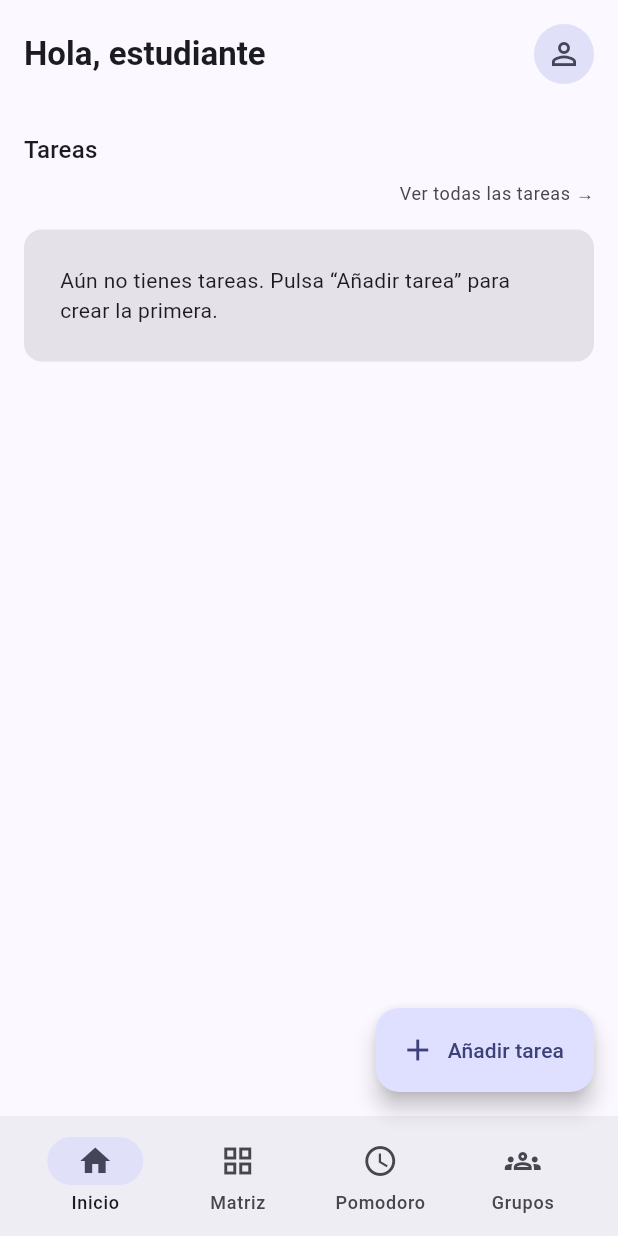
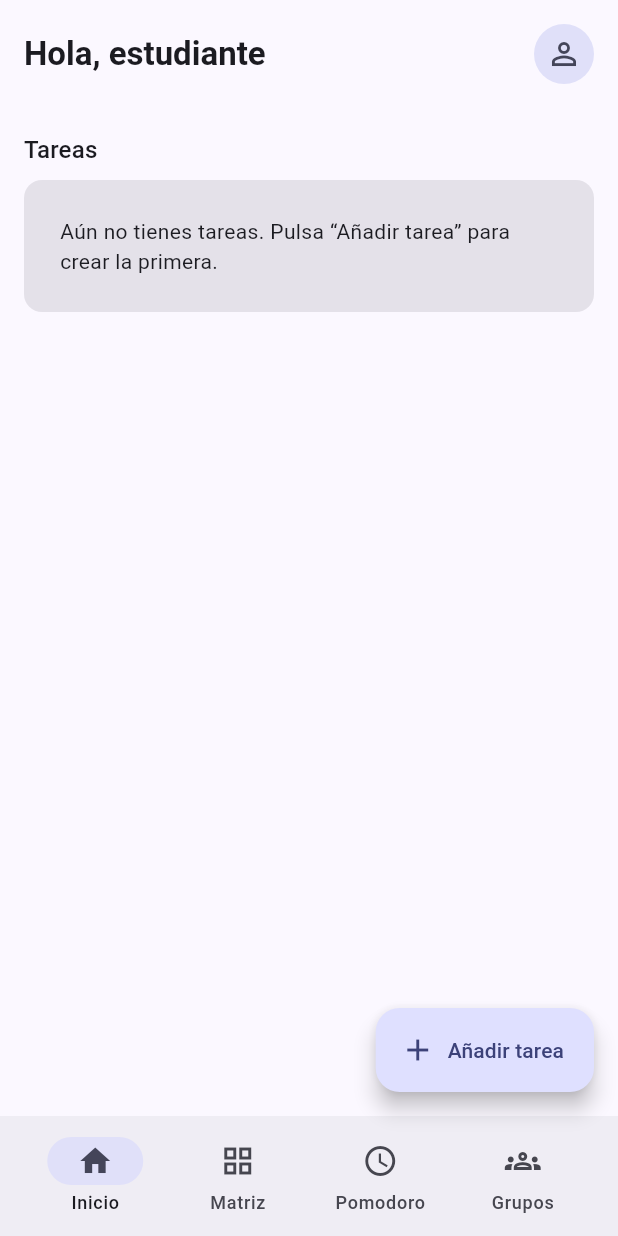
Before and after one commit to agnesGuyonnaud/Prisma, a Flutter app: the screen it shows after launch, on a phone screen of 412 x 824 dp. Run offline on Flutter 3.47's test engine with Material 3 defaults, Android fonts, the phone set to English and light mode, and no system bars; our stand-ins replace sqflite; accounts and stored records are empty.

Commit message:
listview only for tareas

```diff
--- a/lib/screens/home.dart
+++ b/lib/screens/home.dart
@@ -66,10 +66,10 @@ class _HomeScreenState extends State<HomeScreen> {
         // las tareas, también cuando la ventana supera los 600 dp de ancho.
         child: Padding(
           padding: const EdgeInsets.all(16),
-          child: ListView(
-            // Permite desplazar la última tarjeta por encima del FAB.
-            padding: const EdgeInsets.only(bottom: 88),
+          child: Column(
+            crossAxisAlignment: CrossAxisAlignment.start,
             children: [
+              // Cabecera fija: no forma parte de la lista desplazable.
               Row(
                 children: [
                   Expanded(
@@ -98,25 +98,18 @@ class _HomeScreenState extends State<HomeScreen> {
               const SizedBox(height: 32),
               Text('Tareas', style: tema.textTheme.titleMedium),
               const SizedBox(height: 8),
-              // Solo texto de referencia: todavía no abre una lista.
-              Align(
-                alignment: Alignment.centerRight,
-                child: Text(
-                  'Ver todas las tareas →',
-                  style: tema.textTheme.bodySmall?.copyWith(
-                    color: colores.onSurfaceVariant,
-                  ),
-                ),
-              ),
-              const SizedBox(height: 16),
-              FutureBuilder<List<Tarea>>(
+              // El ListView solo contiene la lista de tareas.
+              Expanded(
+                child: FutureBuilder<List<Tarea>>(
                   future: _tareas,
                   builder: (context, snapshot) {
                     if (snapshot.connectionState != ConnectionState.done) {
                       return const Center(child: CircularProgressIndicator());
                     }
                     if (snapshot.hasError) {
-                    return Column(
+                      return Center(
+                        child: Column(
+                          mainAxisSize: MainAxisSize.min,
                           children: [
                             const Text('No se pudieron cargar tus tareas.'),
                             TextButton(
@@ -124,11 +117,14 @@ class _HomeScreenState extends State<HomeScreen> {
                               child: const Text('Reintentar'),
                             ),
                           ],
+                        ),
                       );
                     }
                     final tareas = snapshot.data ?? [];
                     if (tareas.isEmpty) {
-                    return const Card.filled(
+                      return const Align(
+                        alignment: Alignment.topCenter,
+                        child: Card.filled(
                           margin: EdgeInsets.zero,
                           child: Padding(
                             padding: EdgeInsets.all(24),
@@ -136,19 +132,23 @@ class _HomeScreenState extends State<HomeScreen> {
                               'Aún no tienes tareas. Pulsa “Añadir tarea” para crear la primera.',
                             ),
                           ),
+                        ),
                       );
                     }
-                  var now = DateTime.now();
+                    final now = DateTime.now();
                     final tareasOrdenadas = [...tareas]
                       ..sort(
                         (a, b) => b
                             .getImportanceEmergencyScore(now)
                             .compareTo(a.getImportanceEmergencyScore(now)),
                       );
-                  return Column(
-                    children: [
-                      for (final tarea in tareasOrdenadas)
-                        Padding(
+                    return ListView.builder(
+                      // Permite desplazar la última tarjeta por encima del FAB.
+                      padding: const EdgeInsets.only(bottom: 88),
+                      itemCount: tareasOrdenadas.length,
+                      itemBuilder: (context, index) {
+                        final tarea = tareasOrdenadas[index];
+                        return Padding(
                           key: ValueKey(tarea.id),
                           padding: const EdgeInsets.only(bottom: 12),
                           child: TareaMini(
@@ -164,10 +164,11 @@ class _HomeScreenState extends State<HomeScreen> {
                             subtareasCompletadas: tarea.subtareasCompletadas,
                             onTap: () => _abrirTarea(tarea),
                           ),
-                        ),
-                    ],
                         );
                       },
+                    );
+                  },
+                ),
               ),
             ],
           ),
@@ -181,9 +182,7 @@ class _HomeScreenState extends State<HomeScreen> {
       ),
       // endFloat ya aporta 16 dp desde el borde seguro: no duplicar el margen.
       floatingActionButtonLocation: FloatingActionButtonLocation.endFloat,
-      // Barra de referencia visual: Inicio permanece seleccionado.
-      // Sin onDestinationSelected, las opciones no cambian la vista ni la selección.
-      // El fondo llega al borde; el contenido conserva 16 dp a cada lado.
+      // (bottomNavigationBar sin cambios)
       bottomNavigationBar: ColoredBox(
         color: colores.surfaceContainer,
         child: Padding(
```
Lines whose indentation alone changed are shown as unchanged.
